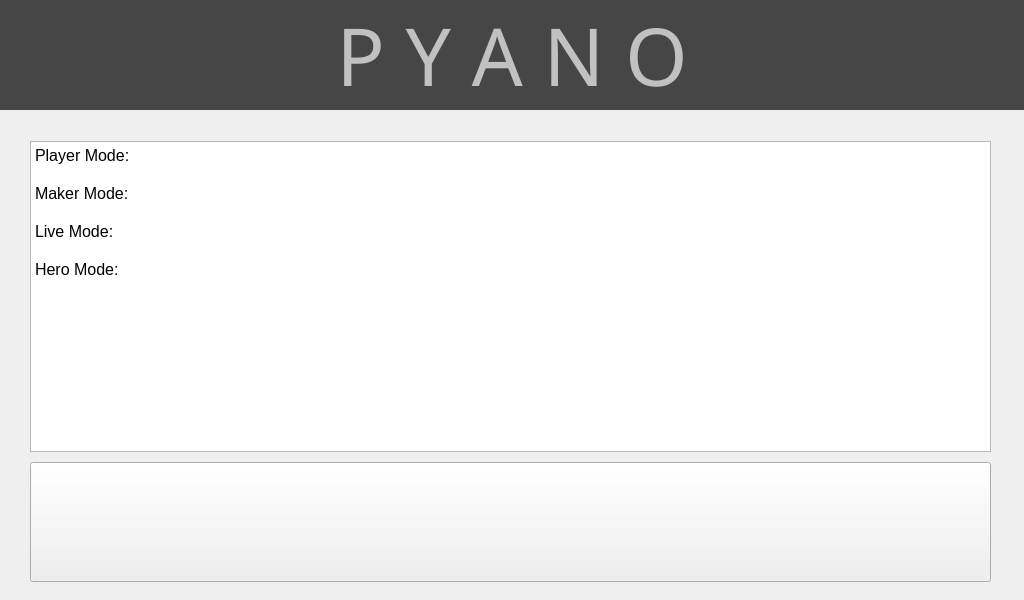
Old version of the form pyano/layout.ui in the repository braydonw/Pyano.
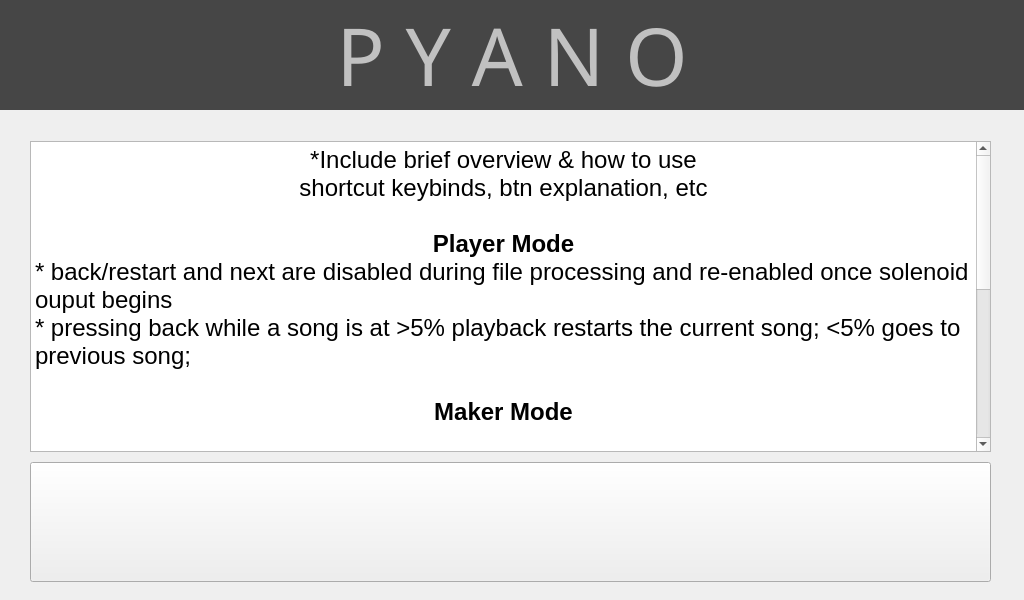
New version of the form. The open tabs and pages were chosen to show the change. Icons and pictures are not drawn.

The edit to the form file:
```diff
--- a/pyano/layout.ui
+++ b/pyano/layout.ui
@@ -1398,6 +1398,11 @@
          </property>
          <item>
           <widget class="QTextEdit" name="textEdit_guide">
+           <property name="font">
+            <font>
+             <pointsize>18</pointsize>
+            </font>
+           </property>
            <property name="focusPolicy">
             <enum>Qt::ClickFocus</enum>
            </property>
@@ -1408,14 +1413,24 @@
             <string>&lt;!DOCTYPE HTML PUBLIC &quot;-//W3C//DTD HTML 4.0//EN&quot; &quot;http://www.w3.org/TR/REC-html40/strict.dtd&quot;&gt;
 &lt;html&gt;&lt;head&gt;&lt;meta name=&quot;qrichtext&quot; content=&quot;1&quot; /&gt;&lt;style type=&quot;text/css&quot;&gt;
 p, li { white-space: pre-wrap; }
-&lt;/style&gt;&lt;/head&gt;&lt;body style=&quot; font-family:'PibotoLt'; font-size:12pt; font-weight:400; font-style:normal;&quot;&gt;
-&lt;p style=&quot; margin-top:0px; margin-bottom:0px; margin-left:0px; margin-right:0px; -qt-block-indent:0; text-indent:0px;&quot;&gt;Player Mode:&lt;/p&gt;
+&lt;/style&gt;&lt;/head&gt;&lt;body style=&quot; font-family:'PibotoLt'; font-size:18pt; font-weight:400; font-style:normal;&quot;&gt;
+&lt;p align=&quot;center&quot; style=&quot; margin-top:0px; margin-bottom:0px; margin-left:0px; margin-right:0px; -qt-block-indent:0; text-indent:0px;&quot;&gt;*Include brief overview &amp;amp; how to use&lt;/p&gt;
+&lt;p align=&quot;center&quot; style=&quot; margin-top:0px; margin-bottom:0px; margin-left:0px; margin-right:0px; -qt-block-indent:0; text-indent:0px;&quot;&gt;shortcut keybinds, btn explanation, etc&lt;/p&gt;
+&lt;p align=&quot;center&quot; style=&quot;-qt-paragraph-type:empty; margin-top:0px; margin-bottom:0px; margin-left:0px; margin-right:0px; -qt-block-indent:0; text-indent:0px;&quot;&gt;&lt;br /&gt;&lt;/p&gt;
+&lt;p align=&quot;center&quot; style=&quot; margin-top:0px; margin-bottom:0px; margin-left:0px; margin-right:0px; -qt-block-indent:0; text-indent:0px;&quot;&gt;&lt;span style=&quot; font-weight:600;&quot;&gt;Player Mode&lt;/span&gt;&lt;/p&gt;
+&lt;p style=&quot; margin-top:0px; margin-bottom:0px; margin-left:0px; margin-right:0px; -qt-block-indent:0; text-indent:0px;&quot;&gt;* back/restart and next are disabled during file processing and re-enabled once solenoid ouput begins&lt;/p&gt;
+&lt;p style=&quot; margin-top:0px; margin-bottom:0px; margin-left:0px; margin-right:0px; -qt-block-indent:0; text-indent:0px;&quot;&gt;* pressing back while a song is at &amp;gt;5% playback restarts the current song; &amp;lt;5% goes to previous song;&lt;/p&gt;
 &lt;p style=&quot;-qt-paragraph-type:empty; margin-top:0px; margin-bottom:0px; margin-left:0px; margin-right:0px; -qt-block-indent:0; text-indent:0px;&quot;&gt;&lt;br /&gt;&lt;/p&gt;
-&lt;p style=&quot; margin-top:0px; margin-bottom:0px; margin-left:0px; margin-right:0px; -qt-block-indent:0; text-indent:0px;&quot;&gt;Maker Mode:&lt;/p&gt;
+&lt;p align=&quot;center&quot; style=&quot; margin-top:0px; margin-bottom:0px; margin-left:0px; margin-right:0px; -qt-block-indent:0; text-indent:0px;&quot;&gt;&lt;span style=&quot; font-weight:600;&quot;&gt;Maker Mode&lt;/span&gt;&lt;/p&gt;
 &lt;p style=&quot;-qt-paragraph-type:empty; margin-top:0px; margin-bottom:0px; margin-left:0px; margin-right:0px; -qt-block-indent:0; text-indent:0px;&quot;&gt;&lt;br /&gt;&lt;/p&gt;
-&lt;p style=&quot; margin-top:0px; margin-bottom:0px; margin-left:0px; margin-right:0px; -qt-block-indent:0; text-indent:0px;&quot;&gt;Live Mode:&lt;/p&gt;
+&lt;p align=&quot;center&quot; style=&quot; margin-top:0px; margin-bottom:0px; margin-left:0px; margin-right:0px; -qt-block-indent:0; text-indent:0px;&quot;&gt;&lt;span style=&quot; font-weight:600;&quot;&gt;Live Mode&lt;/span&gt;&lt;/p&gt;
 &lt;p style=&quot;-qt-paragraph-type:empty; margin-top:0px; margin-bottom:0px; margin-left:0px; margin-right:0px; -qt-block-indent:0; text-indent:0px;&quot;&gt;&lt;br /&gt;&lt;/p&gt;
-&lt;p style=&quot; margin-top:0px; margin-bottom:0px; margin-left:0px; margin-right:0px; -qt-block-indent:0; text-indent:0px;&quot;&gt;Hero Mode:&lt;/p&gt;&lt;/body&gt;&lt;/html&gt;</string>
+&lt;p align=&quot;center&quot; style=&quot; margin-top:0px; margin-bottom:0px; margin-left:0px; margin-right:0px; -qt-block-indent:0; text-indent:0px;&quot;&gt;&lt;span style=&quot; font-weight:600;&quot;&gt;Hero Mode&lt;/span&gt;&lt;/p&gt;
+&lt;p style=&quot; margin-top:0px; margin-bottom:0px; margin-left:0px; margin-right:0px; -qt-block-indent:0; text-indent:0px;&quot;&gt;* the right hand keys (13-25) will be automatically played by the piano and your job is to play thje left hand (1-12) using a keyboard&lt;/p&gt;
+&lt;p style=&quot; margin-top:0px; margin-bottom:0px; margin-left:0px; margin-right:0px; -qt-block-indent:0; text-indent:0px;&quot;&gt;* just press the keys as they light up in yellow&lt;/p&gt;
+&lt;p style=&quot; margin-top:0px; margin-bottom:0px; margin-left:0px; margin-right:0px; -qt-block-indent:0; text-indent:0px;&quot;&gt;* green indicates a successful hit and you will be rewarded with points added to your score&lt;/p&gt;
+&lt;p style=&quot; margin-top:0px; margin-bottom:0px; margin-left:0px; margin-right:0px; -qt-block-indent:0; text-indent:0px;&quot;&gt;* red indicates a miss, either because an inccorrect key was pressed or a key was missed all together (stayed yellow - need better wording) and this results in a small health reduction&lt;/p&gt;
+&lt;p style=&quot; margin-top:0px; margin-bottom:0px; margin-left:0px; margin-right:0px; -qt-block-indent:0; text-indent:0px;&quot;&gt;* there is no need to hold a key, tapping will sufice and is actually advised&lt;/p&gt;&lt;/body&gt;&lt;/html&gt;</string>
            </property>
           </widget>
          </item>
```
Left out of the diff: 10 changed lines with no effect on the pictures.
